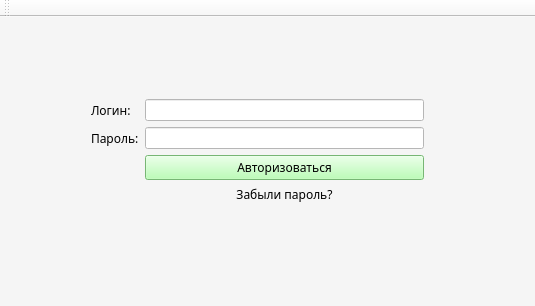
First picture: the form in curs/project/beautySalon/mainwindow.ui, repository KirillLyanoy/visualProgramming2, before the edit.
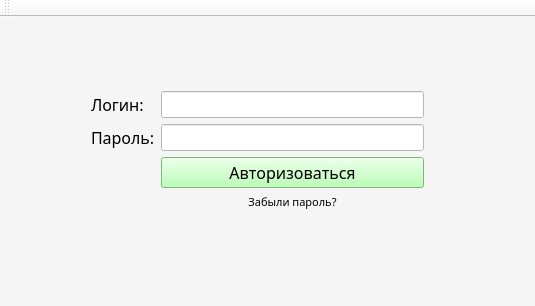
Second picture: the form after the edit.

```diff
--- a/curs/project/beautySalon/mainwindow.ui
+++ b/curs/project/beautySalon/mainwindow.ui
@@ -54,6 +54,11 @@
       </item>
       <item row="2" column="2">
        <widget class="QLineEdit" name="passLineEdit">
+        <property name="font">
+         <font>
+          <pointsize>12</pointsize>
+         </font>
+        </property>
         <property name="styleSheet">
          <string notr="true">background-color: white;</string>
         </property>
@@ -80,6 +85,7 @@
         <property name="font">
          <font>
           <family>Bahnschrift SemiLight</family>
+          <pointsize>12</pointsize>
          </font>
         </property>
         <property name="text">
@@ -92,6 +98,7 @@
         <property name="font">
          <font>
           <family>Bahnschrift SemiLight</family>
+          <pointsize>12</pointsize>
          </font>
         </property>
         <property name="styleSheet">
@@ -124,6 +131,7 @@
         <property name="font">
          <font>
           <family>Bahnschrift SemiLight</family>
+          <pointsize>12</pointsize>
          </font>
         </property>
         <property name="text">
@@ -133,6 +141,11 @@
       </item>
       <item row="1" column="2">
        <widget class="QLineEdit" name="loginLineEdit">
+        <property name="font">
+         <font>
+          <pointsize>12</pointsize>
+         </font>
+        </property>
         <property name="styleSheet">
          <string notr="true">background-color: white;</string>
         </property>
@@ -143,6 +156,7 @@
         <property name="font">
          <font>
           <family>Bahnschrift SemiLight</family>
+          <pointsize>8</pointsize>
          </font>
         </property>
         <property name="styleSheet">
```
